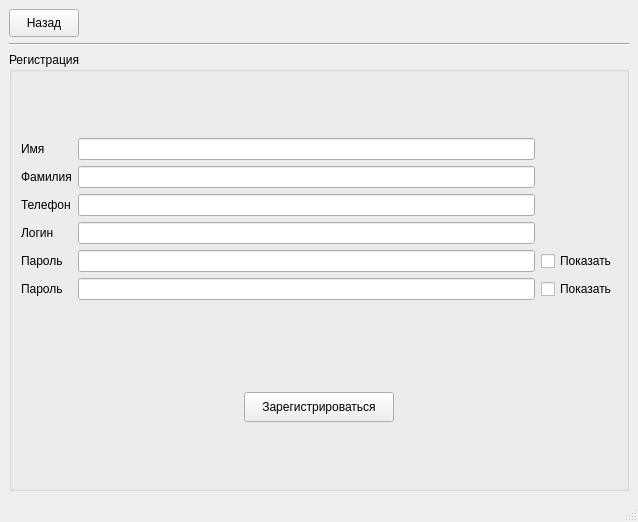
The window that ui/graphic/reg_window.ui (yurij-lyubskij/goto_chat) describes before a commit, drawn with Qt 5.
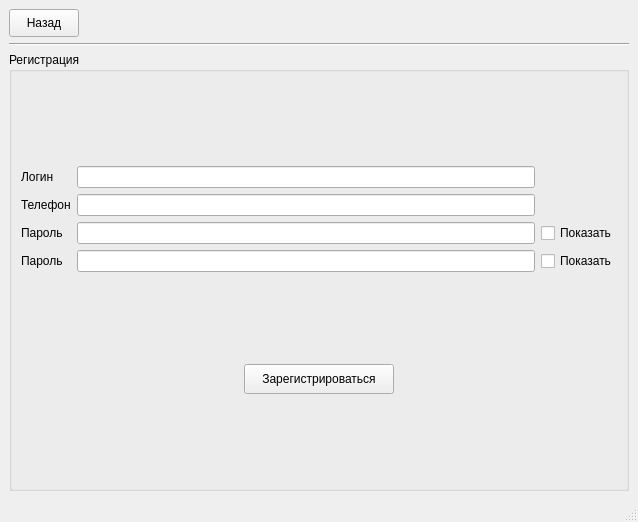
The same window after the commit.

```diff
--- a/ui/graphic/reg_window.ui
+++ b/ui/graphic/reg_window.ui
@@ -73,86 +73,38 @@
         <layout class="QVBoxLayout" name="verticalLayout">
          <item>
           <layout class="QGridLayout" name="gridLayout">
-           <item row="4" column="1">
-            <widget class="QLineEdit" name="lineEdit_5">
-             <property name="echoMode">
-              <enum>QLineEdit::Password</enum>
-             </property>
-            </widget>
-           </item>
-           <item row="5" column="2">
-            <widget class="QCheckBox" name="checkBox">
-             <property name="text">
-              <string>Показать</string>
-             </property>
-            </widget>
-           </item>
-           <item row="0" column="1">
-            <widget class="QLineEdit" name="lineEdit"/>
-           </item>
-           <item row="3" column="0">
-            <widget class="QLabel" name="label_4">
+           <item row="0" column="0">
+            <widget class="QLabel" name="label_3">
              <property name="text">
               <string>Логин</string>
              </property>
             </widget>
            </item>
-           <item row="1" column="0">
-            <widget class="QLabel" name="label_2">
-             <property name="text">
-              <string>Фамилия</string>
-             </property>
-            </widget>
-           </item>
-           <item row="2" column="1">
-            <widget class="QLineEdit" name="lineEdit_3"/>
-           </item>
-           <item row="5" column="0">
-            <widget class="QLabel" name="label_6">
-             <property name="text">
-              <string>Пароль</string>
-             </property>
-            </widget>
-           </item>
-           <item row="5" column="1">
-            <widget class="QLineEdit" name="lineEdit_6">
-             <property name="echoMode">
-              <enum>QLineEdit::Password</enum>
-             </property>
-            </widget>
-           </item>
-           <item row="3" column="1">
-            <widget class="QLineEdit" name="lineEdit_4"/>
-           </item>
-           <item row="4" column="2">
-            <widget class="QCheckBox" name="checkBox_2">
-             <property name="text">
-              <string>Показать</string>
-             </property>
-            </widget>
-           </item>
            <item row="2" column="0">
-            <widget class="QLabel" name="label_3">
-             <property name="text">
-              <string>Телефон</string>
-             </property>
-            </widget>
-           </item>
-           <item row="4" column="0">
             <widget class="QLabel" name="label_5">
              <property name="text">
               <string>Пароль</string>
              </property>
             </widget>
            </item>
-           <item row="0" column="0">
-            <widget class="QLabel" name="label">
+           <item row="0" column="1">
+            <widget class="QLineEdit" name="lineEdit_3"/>
+           </item>
+           <item row="2" column="1">
+            <widget class="QLineEdit" name="lineEdit_5">
+             <property name="echoMode">
+              <enum>QLineEdit::Password</enum>
+             </property>
+            </widget>
+           </item>
+           <item row="3" column="0">
+            <widget class="QLabel" name="label_6">
              <property name="text">
-              <string>Имя</string>
+              <string>Пароль</string>
              </property>
             </widget>
            </item>
-           <item row="6" column="1">
+           <item row="4" column="1">
             <widget class="QLabel" name="error_label">
              <property name="sizePolicy">
               <sizepolicy hsizetype="Preferred" vsizetype="Fixed">
@@ -181,8 +133,36 @@
              </property>
             </widget>
            </item>
+           <item row="1" column="0">
+            <widget class="QLabel" name="label_4">
+             <property name="text">
+              <string>Телефон</string>
+             </property>
+            </widget>
+           </item>
+           <item row="3" column="2">
+            <widget class="QCheckBox" name="checkBox">
+             <property name="text">
+              <string>Показать</string>
+             </property>
+            </widget>
+           </item>
+           <item row="2" column="2">
+            <widget class="QCheckBox" name="checkBox_2">
+             <property name="text">
+              <string>Показать</string>
+             </property>
+            </widget>
+           </item>
            <item row="1" column="1">
-            <widget class="QLineEdit" name="lineEdit_2"/>
+            <widget class="QLineEdit" name="lineEdit_4"/>
+           </item>
+           <item row="3" column="1">
+            <widget class="QLineEdit" name="lineEdit_6">
+             <property name="echoMode">
+              <enum>QLineEdit::Password</enum>
+             </property>
+            </widget>
            </item>
           </layout>
          </item>
```
